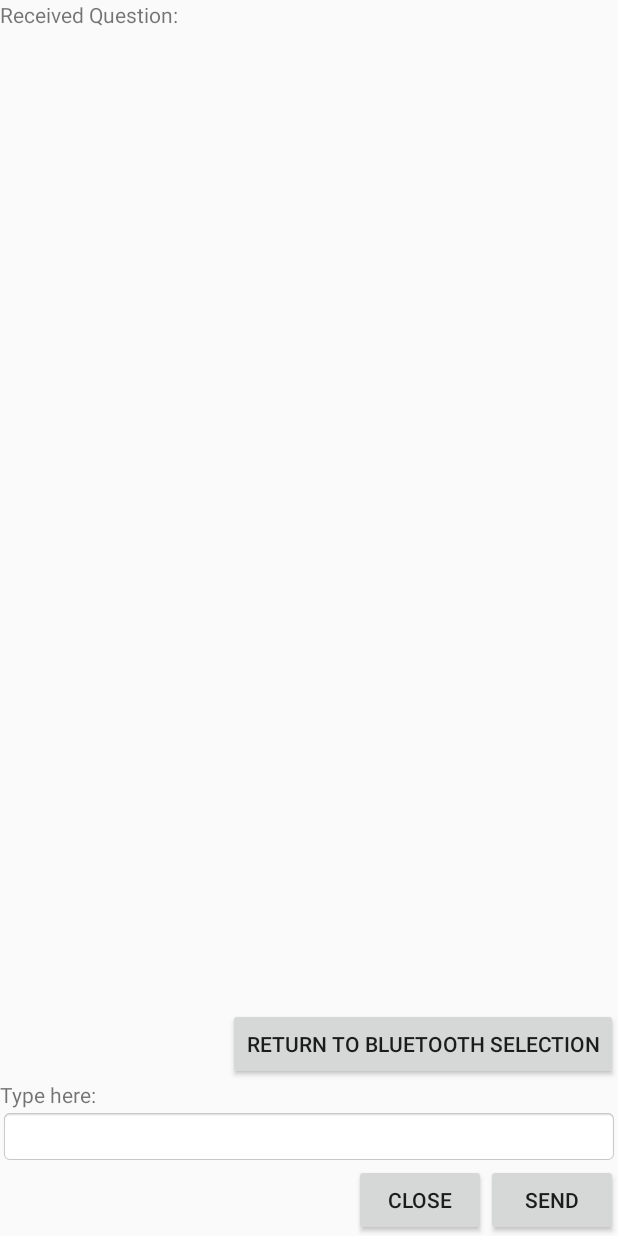
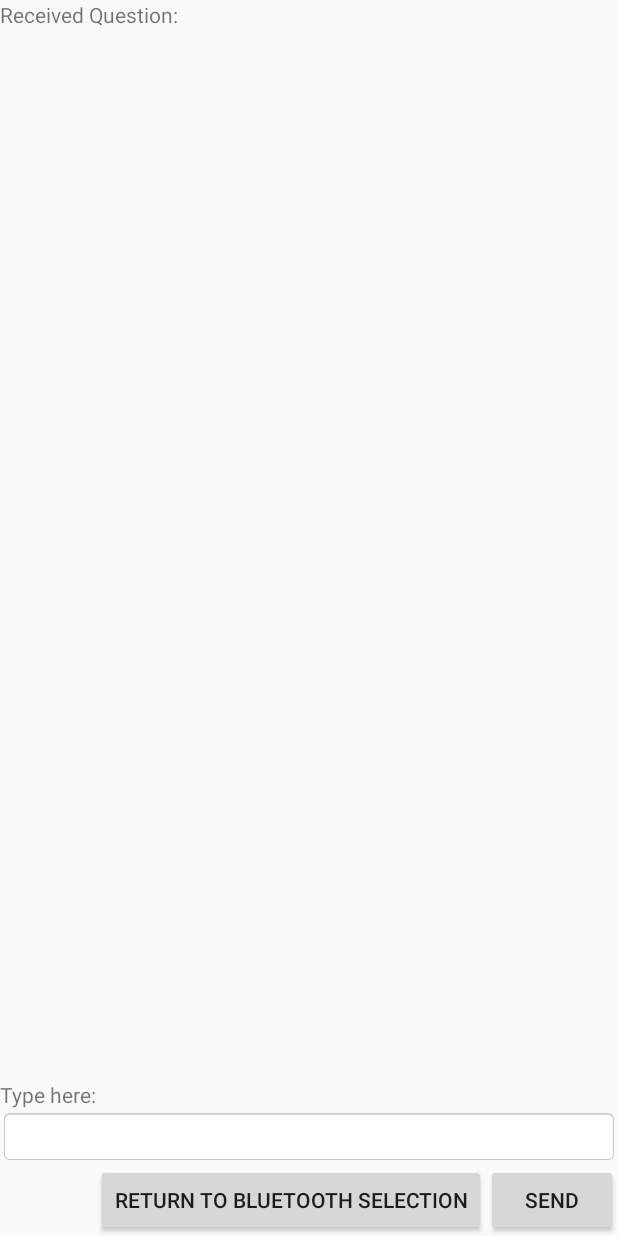
Before and after one commit to MattBorkowski/AndroidGroupProject2, an Android app: the StudentActivity screen opened directly, with no data from a screen before it, after a tap on "GO TO QUIZ", on a phone screen of 412 x 824 dp. Run offline under Robolectric (Android 15) with nearby library versions, the phone set to English and light mode, and no system bars.

Commit message:
fixed the xml

```diff
--- a/BluetoothProject/app/src/main/res/layout/activity_student_chat.xml
+++ b/BluetoothProject/app/src/main/res/layout/activity_student_chat.xml
@@ -11,24 +11,6 @@
         android:layout_height="wrap_content"
         android:text="Type here:"
         android:layout_above="@+id/entry"
-        android:layout_alignParentLeft="true"
-        android:layout_alignParentStart="true" />
-
-    <Button
-        android:id="@+id/close"
-        android:layout_width="wrap_content"
-        android:layout_height="wrap_content"
-        android:text="Close"
-        android:layout_alignParentBottom="true"
-        android:layout_toLeftOf="@+id/send"
-        android:layout_toStartOf="@+id/send" />
-
-    <EditText
-        android:id="@+id/entry"
-        android:layout_width="fill_parent"
-        android:layout_height="wrap_content"
-        android:background="@android:drawable/editbox_background"
-        android:layout_above="@+id/close"
         android:layout_alignParentLeft="true"
         android:layout_alignParentStart="true" />
 
@@ -60,13 +42,23 @@
         android:layout_alignParentRight="true"
         android:layout_alignParentEnd="true" />
 
+    <EditText
+        android:id="@+id/entry"
+        android:layout_width="fill_parent"
+        android:layout_height="wrap_content"
+        android:background="@android:drawable/editbox_background"
+        android:layout_above="@+id/send"
+        android:maxLength="30"
+        android:layout_alignParentLeft="true"
+        android:layout_alignParentStart="true" />
+
     <Button
         android:text="Return to bluetooth selection"
         android:layout_width="wrap_content"
         android:layout_height="wrap_content"
         android:onClick="studentBluetoothInterface"
         android:id="@+id/bluetooth_button"
-        android:layout_above="@+id/label"
-        android:layout_alignParentRight="true"
-        android:layout_alignParentEnd="true" />
+        android:layout_alignParentBottom="true"
+        android:layout_toLeftOf="@+id/send"
+        android:layout_toStartOf="@+id/send" />
 </RelativeLayout>
```
